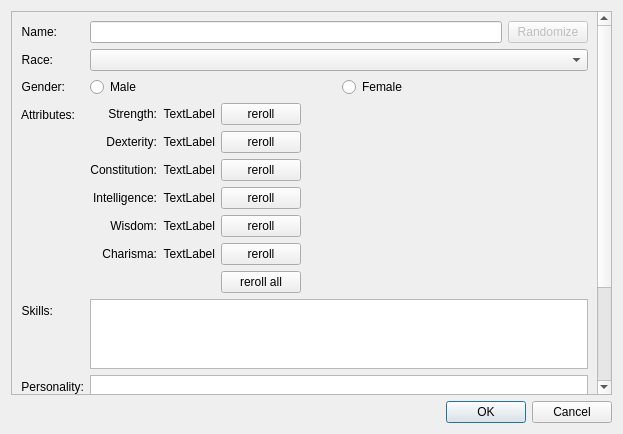
First picture: the form in ui/CreateCharacterWidget.ui, repository jgardner1/JGRPGTools, before the edit.
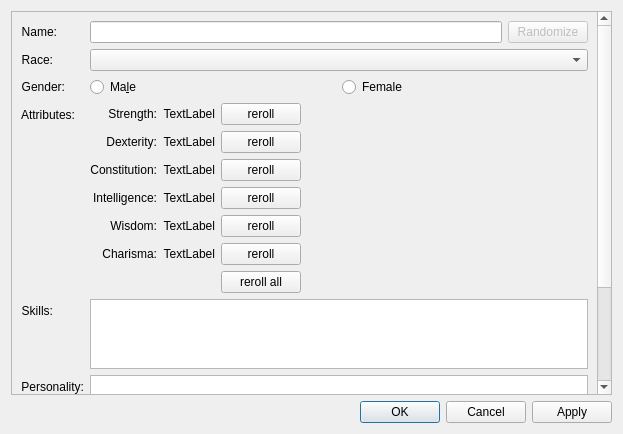
Second picture: the form after the edit. Custom widgets are drawn as their Qt base class.

Commit message: Added an apply button and reset button for create race

What changed in the file:
```diff
--- a/ui/CreateCharacterWidget.ui
+++ b/ui/CreateCharacterWidget.ui
@@ -105,7 +105,7 @@
          <item>
           <widget class="QRadioButton" name="maleRadioButton">
            <property name="text">
-            <string>Male</string>
+            <string>Ma&amp;le</string>
            </property>
            <attribute name="buttonGroup">
             <string notr="true">genderButtonGroup</string>
@@ -397,7 +397,7 @@
       <enum>Qt::Horizontal</enum>
      </property>
      <property name="standardButtons">
-      <set>QDialogButtonBox::Cancel|QDialogButtonBox::Ok</set>
+      <set>QDialogButtonBox::Apply|QDialogButtonBox::Cancel|QDialogButtonBox::Ok</set>
      </property>
     </widget>
    </item>
```
Left out of the diff: 51 changed lines with no effect on the pictures. The commit also changes 4 other files.
